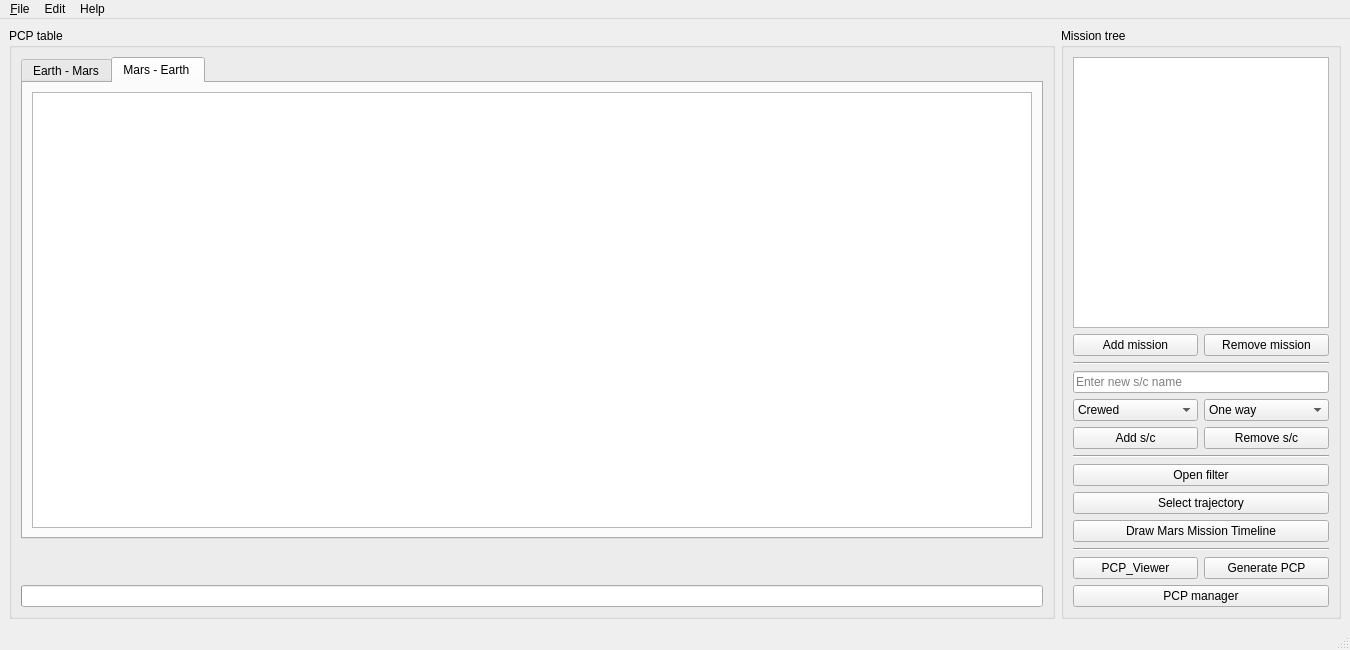
Above: src/sonet_main_window.ui from jorialand/sonet_tfm_horia before the change. Below: the same form after it.
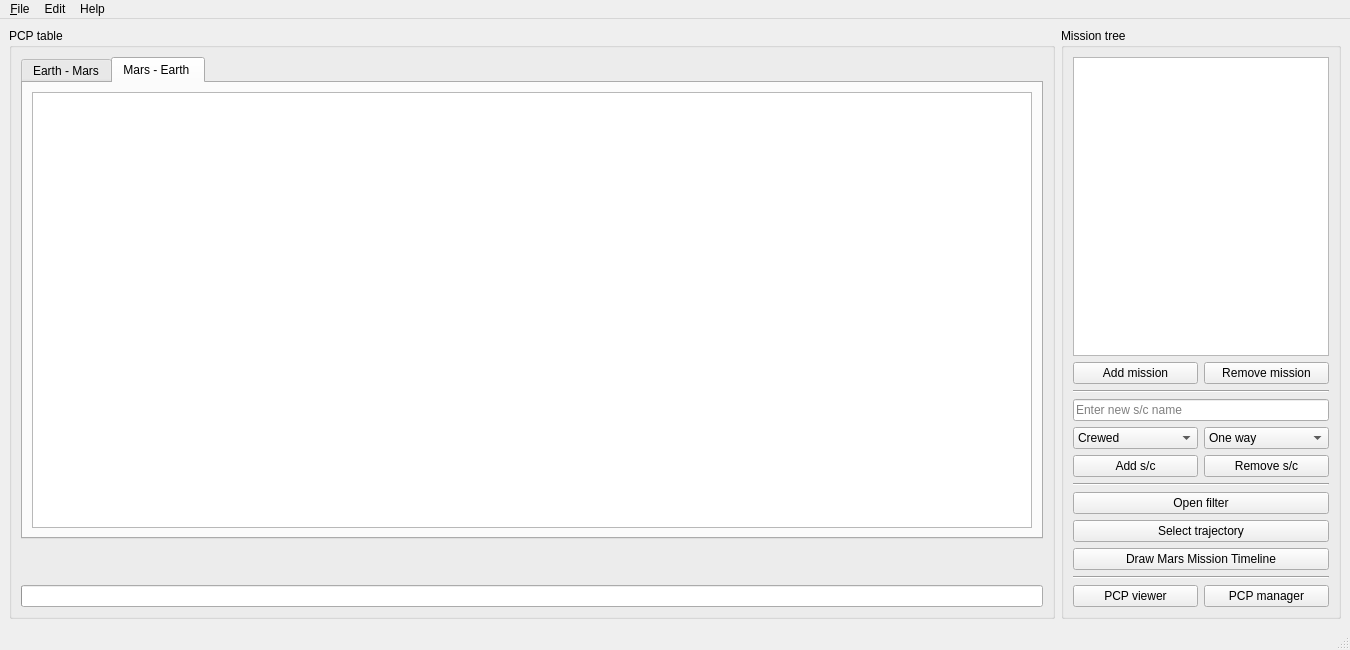
That is the form after the change.

```diff
--- a/src/sonet_main_window.ui
+++ b/src/sonet_main_window.ui
@@ -313,31 +313,17 @@
         </widget>
        </item>
        <item>
-        <layout class="QHBoxLayout" name="sonet_matlab_btn_qhbox">
+        <layout class="QHBoxLayout" name="sonet_pcp_generator_qhbox_4">
          <item>
           <widget class="QPushButton" name="sonet_open_matlab_pcp_viewer">
            <property name="toolTip">
             <string>Create new s/c</string>
            </property>
            <property name="text">
-            <string>PCP_Viewer</string>
+            <string>PCP viewer</string>
            </property>
           </widget>
          </item>
-         <item>
-          <widget class="QPushButton" name="sonet_open_matlab_gen_pcp">
-           <property name="toolTip">
-            <string>Remove s/c</string>
-           </property>
-           <property name="text">
-            <string>Generate PCP</string>
-           </property>
-          </widget>
-         </item>
-        </layout>
-       </item>
-       <item>
-        <layout class="QHBoxLayout" name="sonet_pcp_generator_qhbox_4">
          <item>
           <widget class="QPushButton" name="sonet_pcp_generator_qpb">
            <property name="toolTip">
```
